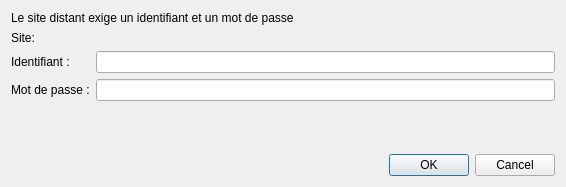
The window that downloader/ui/authenticationdialog.ui (Covalia/standalone-deployer) describes before a commit, drawn with Qt 5.
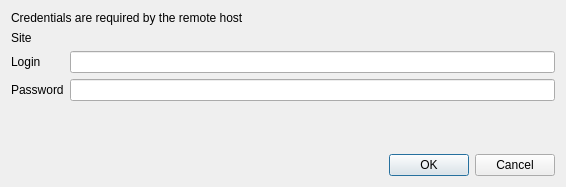
The same window after the commit.

```diff
--- a/downloader/ui/authenticationdialog.ui
+++ b/downloader/ui/authenticationdialog.ui
@@ -17,7 +17,7 @@
    <item row="0" column="0" colspan="2">
     <widget class="QLabel" name="titlelabel">
      <property name="text">
-      <string>Le site distant exige un identifiant et un mot de passe</string>
+      <string>Credentials are required by the remote host</string>
      </property>
      <property name="wordWrap">
       <bool>false</bool>
@@ -27,7 +27,7 @@
    <item row="2" column="0">
     <widget class="QLabel" name="loginLabel">
      <property name="text">
-      <string>Identifiant :</string>
+      <string>Login</string>
      </property>
     </widget>
    </item>
@@ -37,7 +37,7 @@
    <item row="3" column="0">
     <widget class="QLabel" name="passwordLabel">
      <property name="text">
-      <string>Mot de passe :</string>
+      <string>Password</string>
      </property>
     </widget>
    </item>
@@ -61,7 +61,7 @@
    <item row="1" column="0">
     <widget class="QLabel" name="siteLabel">
      <property name="text">
-      <string>Site:</string>
+      <string>Site</string>
      </property>
     </widget>
    </item>
```
